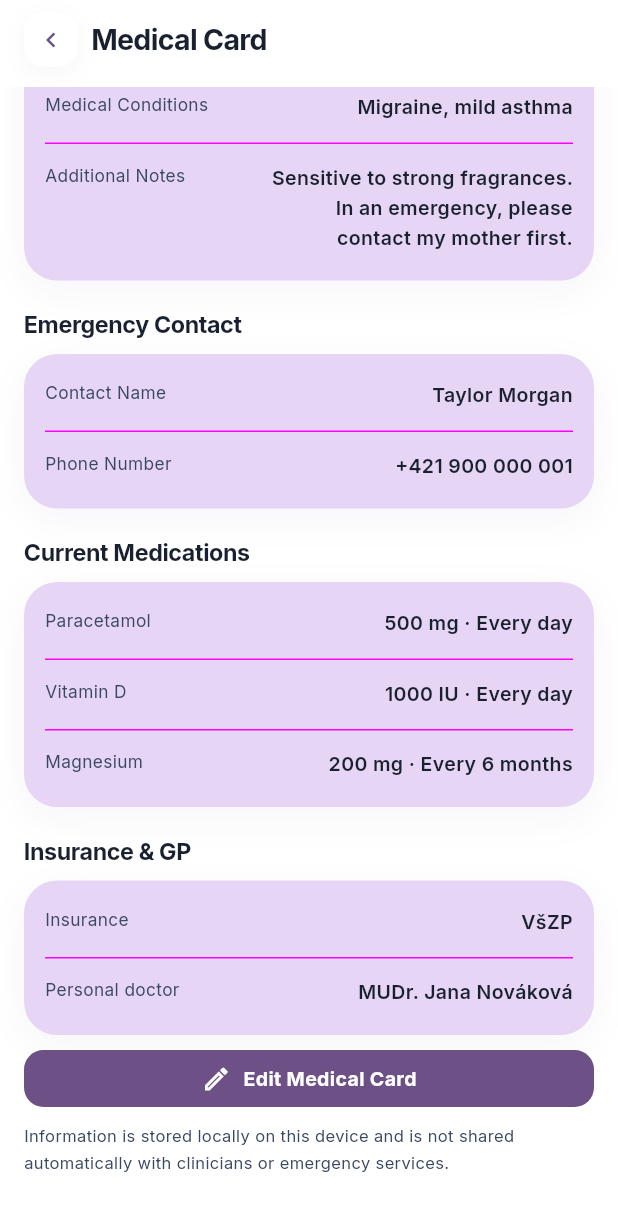
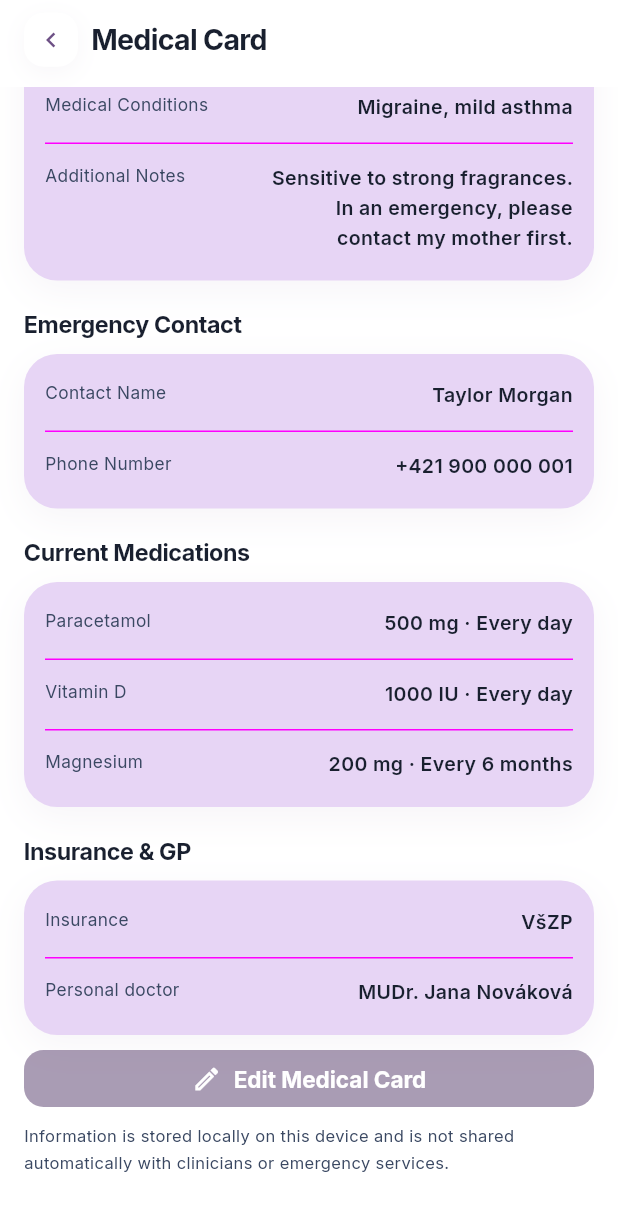
Before and after one commit to ZiveIT-26/HealthFinderMobileApp, a Flutter app: the MedicalCardScreen screen opened by its route, scrolled down 302 dp, on a phone screen of 412 x 824 dp. Shown: the top 1211 px of the screen. Run offline on Flutter 3.47's test engine with Material 3 defaults, Android fonts, the phone set to English and light mode, and no system bars; our stand-ins replace flutter_dotenv, go_router, google_fonts, material_ui, speech_to_text.

Commit message:
unified button

````diff
--- a/lib/core/widgets/app_button.dart
+++ b/lib/core/widgets/app_button.dart
@@ -32,47 +32,105 @@ enum AppButtonSize {
   final double padding;
 }
 
-/// Generic button: icon only, label only, or icon + label.
+/// Generic button that accepts any widgets as content.
+///
+/// Content is laid out as `[leading] [child] [trailing]`. Every slot is
+/// optional, but at least one must be provided.
+///
+/// [Icon] and [Text] placed in any slot automatically inherit the button's
+/// foreground color, icon size and font size (via [IconTheme] and
+/// [DefaultTextStyle]).
 ///
 /// ```dart
-/// AppButton(label: 'Book', onTap: ...)                       // text only
-/// AppButton(icon: Icons.add, onTap: ..., tooltip: 'Add')     // icon only
-/// AppButton(icon: Icons.add, label: 'Add', onTap: ...)       // both
-/// AppButton(label: 'Book', variant: AppButtonVariant.soft)   // inverted colors
-/// AppButton(label: 'Book', size: AppButtonSize.large, expanded: true)
+/// // Anything as content
+/// AppButton(child: Text('Book'), onTap: ...)
+/// AppButton(leading: Icon(Icons.add), child: Text('Add'), onTap: ...)
+/// AppButton(child: MyBadge(count: 3), trailing: Icon(Icons.chevron_right))
+/// AppButton(leading: Icon(Icons.add), tooltip: 'Add', onTap: ...) // square
+///
+/// // Shortcuts
+/// AppButton.text('Book', onTap: ...)
+/// AppButton.icon(Icons.add, tooltip: 'Add', onTap: ...)
 /// ```
 class AppButton extends StatelessWidget {
   const AppButton({
     super.key,
-    this.icon,
-    this.label,
+    this.leading,
+    this.child,
+    this.trailing,
     this.onTap,
     this.variant = AppButtonVariant.filled,
     this.size = AppButtonSize.medium,
     this.expanded = false,
     this.tooltip,
+    this.backgroundColor,
+    this.foregroundColor,
   }) : assert(
-          icon != null || label != null,
-          'AppButton needs at least an icon or a label',
+          leading != null || child != null || trailing != null,
+          'AppButton needs at least one of leading, child or trailing',
         );
 
-  /// Shortcut for the light variant, same as the old `PillButton.soft`.
-  const AppButton.soft({
-    super.key,
-    this.icon,
-    this.label,
-    this.onTap,
-    this.size = AppButtonSize.medium,
-    this.expanded = false,
-    this.tooltip,
-  })  : variant = AppButtonVariant.soft,
-        assert(
-          icon != null || label != null,
-          'AppButton needs at least an icon or a label',
-        );
+  /// Text-only shortcut.
+  factory AppButton.text(
+    String label, {
+    Key? key,
+    Widget? leading,
+    Widget? trailing,
+    VoidCallback? onTap,
+    AppButtonVariant variant = AppButtonVariant.filled,
+    AppButtonSize size = AppButtonSize.medium,
+    bool expanded = false,
+    String? tooltip,
+    Color? backgroundColor,
+    Color? foregroundColor,
+  }) {
+    return AppButton(
+      key: key,
+      leading: leading,
+      trailing: trailing,
+      onTap: onTap,
+      variant: variant,
+      size: size,
+      expanded: expanded,
+      tooltip: tooltip,
+      backgroundColor: backgroundColor,
+      foregroundColor: foregroundColor,
+      child: Text(label),
+    );
+  }
 
-  final IconData? icon;
-  final String? label;
+  /// Icon-only (square) shortcut.
+  factory AppButton.icon(
+    IconData icon, {
+    Key? key,
+    VoidCallback? onTap,
+    AppButtonVariant variant = AppButtonVariant.filled,
+    AppButtonSize size = AppButtonSize.medium,
+    String? tooltip,
+    Color? backgroundColor,
+    Color? foregroundColor,
+  }) {
+    return AppButton(
+      key: key,
+      leading: Icon(icon),
+      onTap: onTap,
+      variant: variant,
+      size: size,
+      tooltip: tooltip,
+      backgroundColor: backgroundColor,
+      foregroundColor: foregroundColor,
+    );
+  }
+
+  /// Widget shown before [child].
+  final Widget? leading;
+
+  /// Main content. Usually a [Text], but can be any widget.
+  final Widget? child;
+
+  /// Widget shown after [child].
+  final Widget? trailing;
+
   final VoidCallback? onTap;
   final AppButtonVariant variant;
   final AppButtonSize size;
@@ -80,29 +138,38 @@ class AppButton extends StatelessWidget {
   /// Stretch to the full available width.
   final bool expanded;
 
-  /// Accessibility label. Strongly recommended for icon-only buttons.
+  /// Accessibility label / hover tooltip. Strongly recommended for
+  /// buttons without text.
   final String? tooltip;
 
-  bool get _iconOnly => label == null;
+  /// Overrides the variant's background color.
+  final Color? backgroundColor;
+
+  /// Overrides the variant's foreground color (text and icons).
+  final Color? foregroundColor;
+
+  /// Only one widget and no text -> render as a square button.
+  bool get _square => child == null && (leading != null) != (trailing != null);
 
   @override
   Widget build(BuildContext context) {
-    final (background, foreground) = switch (variant) {
+    final (defaultBackground, defaultForeground) = switch (variant) {
       AppButtonVariant.filled => (AppColors.colorPressed, AppColors.textOnAction),
       AppButtonVariant.soft => (AppColors.colorSoft, AppColors.colorPressed),
     };
+    final background = backgroundColor ?? defaultBackground;
+    final foreground = foregroundColor ?? defaultForeground;
 
     final radius = BorderRadius.circular(size.radius);
 
-    Widget content;
-    if (_iconOnly) {
-      // Square button.
-      content = SizedBox.square(
+    final Widget inner;
+    if (_square) {
+      inner = SizedBox.square(
         dimension: size.height,
-        child: Icon(icon, size: size.icon, color: foreground),
+        child: Center(child: leading ?? trailing),
       );
     } else {
-      content = SizedBox(
+      inner = SizedBox(
         height: size.height,
         child: Padding(
           padding: EdgeInsets.symmetric(horizontal: size.padding),
@@ -111,23 +178,29 @@ class AppButton extends StatelessWidget {
             mainAxisAlignment: MainAxisAlignment.center,
             spacing: AppSpacing.s,
             children: [
-              if (icon != null) Icon(icon, size: size.icon, color: foreground),
-              Flexible(
-                child: Text(
-                  label!,
-                  maxLines: 1,
-                  overflow: TextOverflow.ellipsis,
-                  style: AppTextStyles.pillButton.copyWith(
-                    color: foreground,
-                    fontSize: size.fontSize,
-                  ),
-                ),
-              ),
+              if (leading != null) leading!,
+              if (child != null) Flexible(child: child!),
+              if (trailing != null) trailing!,
             ],
           ),
         ),
       );
     }
+
+    // Children inherit color / sizes from here, so a plain Icon() or Text()
+    // looks correct without any styling.
+    final content = IconTheme(
+      data: IconThemeData(color: foreground, size: size.icon),
+      child: DefaultTextStyle(
+        style: AppTextStyles.pillButton.copyWith(
+          color: foreground,
+          fontSize: size.fontSize,
+        ),
+        maxLines: 1,
+        overflow: TextOverflow.ellipsis,
+        child: inner,
+      ),
+    );
 
     Widget button = Material(
       color: background,
@@ -144,16 +217,14 @@ class AppButton extends StatelessWidget {
       button = Opacity(opacity: 0.5, child: button);
     }
 
-    final semanticLabel = tooltip ?? label;
     if (tooltip != null) {
       button = Tooltip(message: tooltip!, child: button);
     }
 
+    // No excludeSemantics: a Text passed as child keeps its own label.
     return Semantics(
       button: true,
       enabled: onTap != null,
-      label: semanticLabel,
-      excludeSemantics: true,
       child: button,
     );
   }
--- a/lib/core/widgets/pill_button.dart
+++ /dev/null
@@ -1,53 +0,0 @@
-import 'package:material_ui/material_ui.dart';
-
-import '../theme/theme.dart';
-
-/// 38 px rounded button with an icon and a label.
-/// Filled by default; use [PillButton.soft] for the light variant.
-class PillButton extends StatelessWidget {
-  const PillButton({
-    super.key,
-    required this.icon,
-    required this.label,
-    this.onTap,
-  })  : background = AppColors.colorBrand,
-        foreground = AppColors.textOnAction;
-
-  const PillButton.soft({
-    super.key,
-    required this.icon,
-    required this.label,
-    this.onTap,
-  })  : background = AppColors.colorSoft,
-        foreground = AppColors.colorPressed;
-
-  final IconData icon;
-  final String label;
-  final VoidCallback? onTap;
-  final Color background;
-  final Color foreground;
-
-  @override
-  Widget build(BuildContext context) {
-    final radius = BorderRadius.circular(13);
-    return Material(
-      color: background,
-      borderRadius: radius,
-      child: InkWell(
-        borderRadius: radius,
-        onTap: onTap,
-        child: SizedBox(
-          height: 38,
-          child: Row(
-            mainAxisAlignment: MainAxisAlignment.center,
-            spacing: AppSpacing.s,
-            children: [
-              Icon(icon, size: 20, color: foreground),
-              Text(label, style: AppTextStyles.pillButton.copyWith(color: foreground)),
-            ],
-          ),
-        ),
-      ),
-    );
-  }
-}
--- a/lib/features/medical_card/presentation/screens/medical_card_screen.dart
+++ b/lib/features/medical_card/presentation/screens/medical_card_screen.dart
@@ -1,10 +1,10 @@
+import 'package:health_finder/core/widgets/app_button.dart';
 import 'package:material_ui/material_ui.dart';
 
 import '../../../../core/theme/theme.dart';
 import '../../../../core/widgets/detail_heading.dart';
 import '../../../../core/widgets/info_rows_card.dart';
 import '../../../../core/widgets/page_header.dart';
-import '../../../../core/widgets/pill_button.dart';
 import '../../data/medical_card_mock_data.dart';
 import '../widgets/medical_card_hero.dart';
 
@@ -30,7 +30,7 @@ class MedicalCardScreen extends StatelessWidget {
                       InfoRowsCard(rows: s.rows, tinted: true),
                     ],
                     // Not interactive yet: there is no edit screen.
-                    const PillButton(icon: Icons.edit_outlined, label: 'Edit Medical Card'),
+                    AppButton.text('Edit Medical Card', leading: Icon(Icons.edit_outlined)),
                     Text(MedicalCardMockData.storageNote, style: AppTextStyles.caption),
                   ])
                     Padding(
````
Also changed, not shown: lib/core/widgets/choice_button.dart (deleted, +0 -48 lines), lib/features/ai_chat/widgets/chat_header.dart (+4 -4 lines), lib/features/clinics/presentation/widgets/clinic_sections.dart (+19 -4 lines), lib/features/registration/language_picker.dart (+4 -4 lines).
